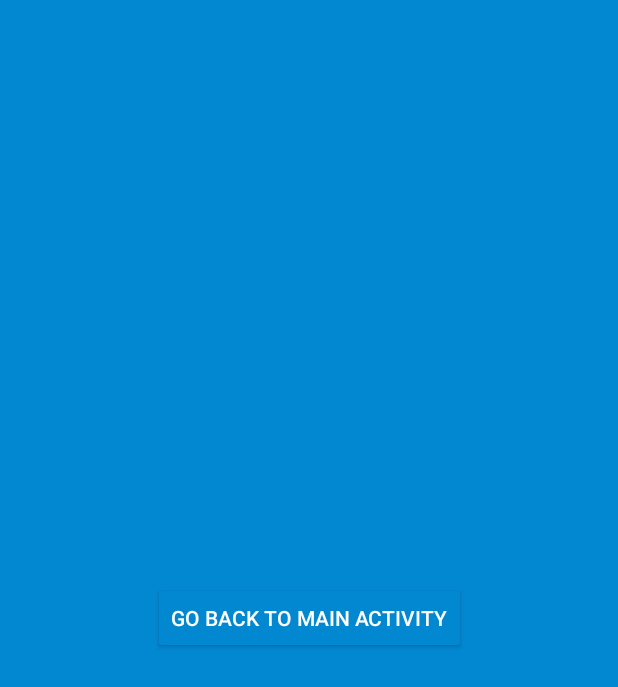
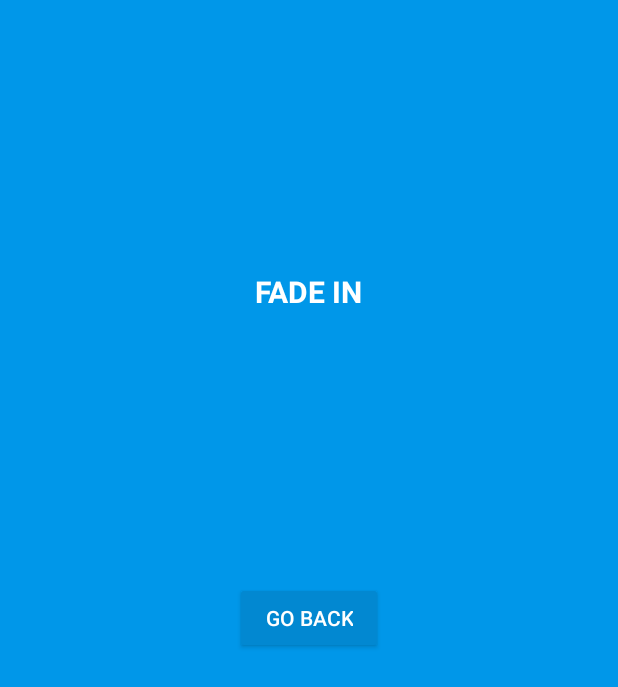
Before and after one commit to gayanvoice/android-layout-transitions-kotlin, an Android app: the LoadActivity screen opened directly, with no data from a screen before it, on a phone screen of 412 x 824 dp. Shown: the top 687 px of the screen. Run offline under Robolectric (Android 15) with nearby library versions, the phone set to English and light mode, and no system bars.

Commit message:
Update App

```diff
--- a/app/src/main/java/layout/transitions/demo/LoadActivity.kt
+++ b/app/src/main/java/layout/transitions/demo/LoadActivity.kt
@@ -15,7 +15,7 @@ class LoadActivity : AppCompatActivity() {
         buttonView.setOnClickListener {
             finish()
             val transitions = Transitions(this@LoadActivity)
-            transitions.setAnimation(Fade().In())
+            transitions.setAnimation(Fade().InDown())
         }
     }
 }
--- a/app/src/main/java/layout/transitions/demo/MainActivity.kt
+++ b/app/src/main/java/layout/transitions/demo/MainActivity.kt
@@ -17,7 +17,7 @@ class MainActivity : AppCompatActivity() {
 
             startActivity(intent)
             val transitions = Transitions(this@MainActivity)
-            transitions.setAnimation(Fade().In())
+            transitions.setAnimation(Fade().InUp())
 
         }
 
--- a/app/src/main/res/layout/activity_load.xml
+++ b/app/src/main/res/layout/activity_load.xml
@@ -4,14 +4,33 @@
     android:layout_width="match_parent"
     android:layout_height="match_parent"
     xmlns:app="http://schemas.android.com/apk/res-auto"
-    android:background="@color/colorAccent"
+    android:background="@color/colorLoad"
     tools:context=".LoadActivity">
+
+    <TextView
+        android:id="@+id/textView"
+        android:layout_width="wrap_content"
+        android:layout_height="wrap_content"
+        android:text="@string/fade_in"
+        android:textStyle="bold"
+        android:textAllCaps="true"
+        android:textSize="20sp"
+        android:textColor="#fff"
+        app:layout_constraintBottom_toTopOf="@+id/buttonView"
+        app:layout_constraintEnd_toEndOf="parent"
+        app:layout_constraintStart_toStartOf="parent"
+        app:layout_constraintTop_toTopOf="parent" />
+
 
     <Button
         android:id="@+id/buttonView"
         android:layout_width="wrap_content"
         android:layout_height="wrap_content"
         android:text="@string/load_activity"
+        android:paddingStart="20dp"
+        android:paddingEnd="20dp"
+        android:paddingTop="5dp"
+        android:paddingBottom="5dp"
         style="@style/Widget.AppCompat.Button.Colored"
         app:layout_constraintBottom_toBottomOf="parent"
         app:layout_constraintLeft_toLeftOf="parent"
--- a/app/src/main/res/values/colors.xml
+++ b/app/src/main/res/values/colors.xml
@@ -4,4 +4,5 @@
     <color name="colorPrimaryDark">#00508C</color>
     <color name="colorAccent">#0288D1</color>
     <color name="colorMain">#DFDFDF</color>
+    <color name="colorLoad">#0097E9</color>
 </resources>
--- a/app/src/main/res/values/strings.xml
+++ b/app/src/main/res/values/strings.xml
@@ -1,8 +1,8 @@
 <resources>
     <string name="app_name">demo</string>
 
-    <string name="main_activity">Go to Second Activity</string>
-    <string name="load_activity">Go back to main Activity</string>
+    <string name="main_activity">LOAD ACTIVITY</string>
+    <string name="load_activity">GO BACK</string>
 
     <string name="fade_in">Fade In</string>
     <string name="fade_inup">Fade In Up</string>
```
Also changed, not shown: app/src/main/res/layout/activity_main.xml (+17 -0 lines).
